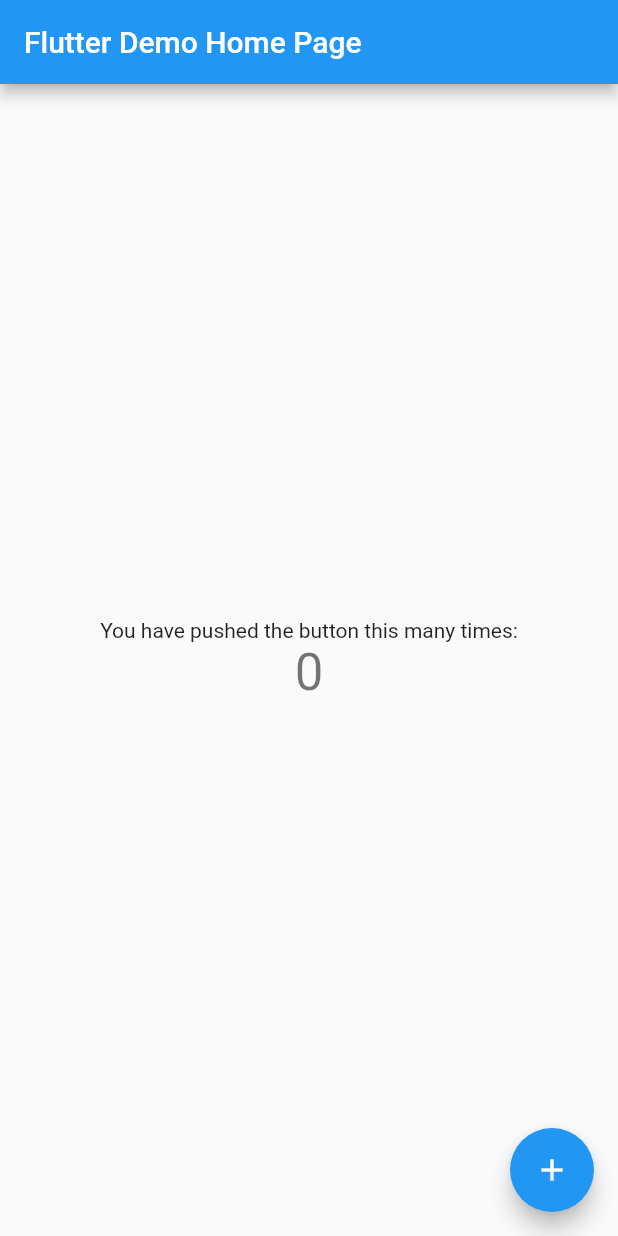
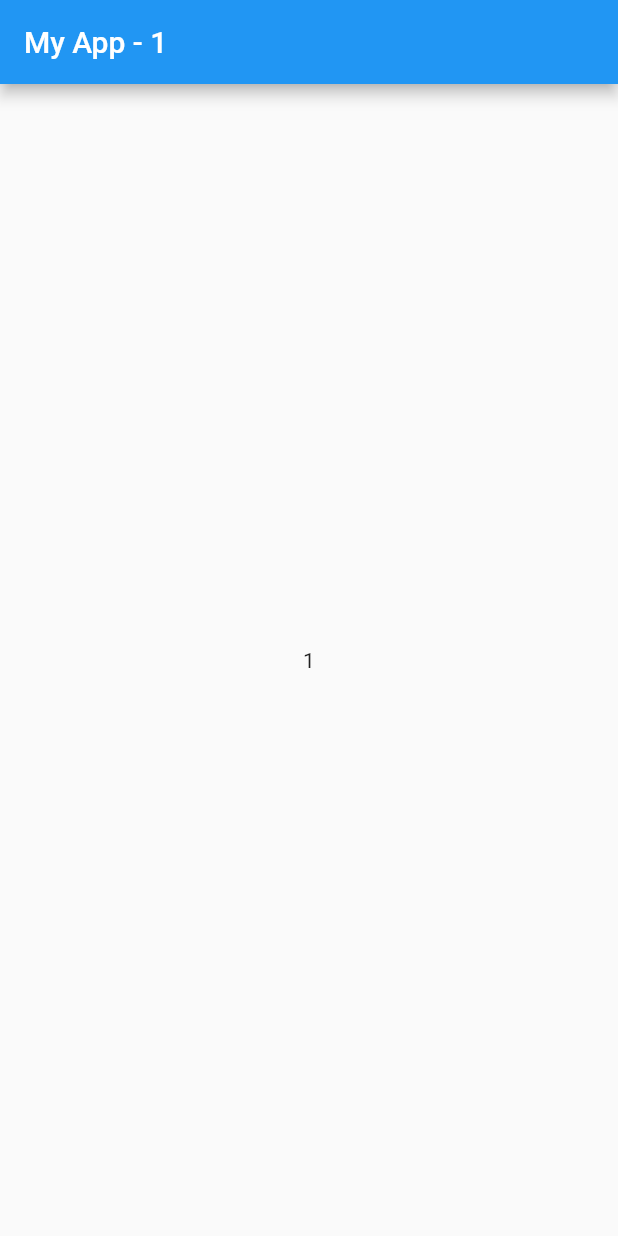
Before and after one commit to jpnurmi/flutter_window_title_issue, a Flutter app: the screen it shows after launch, on a phone screen of 412 x 824 dp. Run offline on Flutter 3.47's test engine with Material 2 defaults, Android fonts, the phone set to English and light mode, and no system bars.

```diff
--- a/lib/main.dart
+++ b/lib/main.dart
@@ -1,115 +1,39 @@
+import 'dart:async';
+
 import 'package:flutter/material.dart';
+import 'package:flutter/services.dart';
+
+const methodChannel = MethodChannel('flutter_window_title_issue');
+
+String formatWindowTitle(String document) {
+  return document.isEmpty ? 'My App' : 'My App - $document';
+}
+
+Future<void> setWindowTitle(String title) {
+  print('setWindowTitle: "$title"');
+  return methodChannel.invokeMethod('setWindowTitle', title);
+}
 
 void main() {
-  runApp(const MyApp());
+  final document = ValueNotifier<String>('');
+
+  Timer.periodic(const Duration(seconds: 1), (timer) async {
+    final name = List.generate(timer.tick % 6, (i) => '${i + 1}').join();
+    document.value = name;
+    setWindowTitle(formatWindowTitle(name));
+  });
+
+  runApp(
+    ValueListenableBuilder<String>(
+      valueListenable: document,
+      builder: (context, value, child) {
+        return MaterialApp(
+          home: Scaffold(
+            appBar: AppBar(title: Text(formatWindowTitle(value))),
+            body: Center(child: Text(value)),
+          ),
+        );
+      },
+    ),
+  );
 }
-
-class MyApp extends StatelessWidget {
-  const MyApp({Key? key}) : super(key: key);
-
-  // This widget is the root of your application.
-  @override
-  Widget build(BuildContext context) {
-    return MaterialApp(
-      title: 'Flutter Demo',
-      theme: ThemeData(
-        // This is the theme of your application.
-        //
-        // Try running your application with "flutter run". You'll see the
-        // application has a blue toolbar. Then, without quitting the app, try
-        // changing the primarySwatch below to Colors.green and then invoke
-        // "hot reload" (press "r" in the console where you ran "flutter run",
-        // or simply save your changes to "hot reload" in a Flutter IDE).
-        // Notice that the counter didn't reset back to zero; the application
-        // is not restarted.
-        primarySwatch: Colors.blue,
-      ),
-      home: const MyHomePage(title: 'Flutter Demo Home Page'),
-    );
-  }
-}
-
-class MyHomePage extends StatefulWidget {
-  const MyHomePage({Key? key, required this.title}) : super(key: key);
-
-  // This widget is the home page of your application. It is stateful, meaning
-  // that it has a State object (defined below) that contains fields that affect
-  // how it looks.
-
-  // This class is the configuration for the state. It holds the values (in this
-  // case the title) provided by the parent (in this case the App widget) and
-  // used by the build method of the State. Fields in a Widget subclass are
-  // always marked "final".
-
-  final String title;
-
-  @override
-  State<MyHomePage> createState() => _MyHomePageState();
-}
-
-class _MyHomePageState extends State<MyHomePage> {
-  int _counter = 0;
-
-  void _incrementCounter() {
-    setState(() {
-      // This call to setState tells the Flutter framework that something has
-      // changed in this State, which causes it to rerun the build method below
-      // so that the display can reflect the updated values. If we changed
-      // _counter without calling setState(), then the build method would not be
-      // called again, and so nothing would appear to happen.
-      _counter++;
-    });
-  }
-
-  @override
-  Widget build(BuildContext context) {
-    // This method is rerun every time setState is called, for instance as done
-    // by the _incrementCounter method above.
-    //
-    // The Flutter framework has been optimized to make rerunning build methods
-    // fast, so that you can just rebuild anything that needs updating rather
-    // than having to individually change instances of widgets.
-    return Scaffold(
-      appBar: AppBar(
-        // Here we take the value from the MyHomePage object that was created by
-        // the App.build method, and use it to set our appbar title.
-        title: Text(widget.title),
-      ),
-      body: Center(
-        // Center is a layout widget. It takes a single child and positions it
-        // in the middle of the parent.
-        child: Column(
-          // Column is also a layout widget. It takes a list of children and
-          // arranges them vertically. By default, it sizes itself to fit its
-          // children horizontally, and tries to be as tall as its parent.
-          //
-          // Invoke "debug painting" (press "p" in the console, choose the
-          // "Toggle Debug Paint" action from the Flutter Inspector in Android
-          // Studio, or the "Toggle Debug Paint" command in Visual Studio Code)
-          // to see the wireframe for each widget.
-          //
-          // Column has various properties to control how it sizes itself and
-          // how it positions its children. Here we use mainAxisAlignment to
-          // center the children vertically; the main axis here is the vertical
-          // axis because Columns are vertical (the cross axis would be
-          // horizontal).
-          mainAxisAlignment: MainAxisAlignment.center,
-          children: <Widget>[
-            const Text(
-              'You have pushed the button this many times:',
-            ),
-            Text(
-              '$_counter',
-              style: Theme.of(context).textTheme.headline4,
-            ),
-          ],
-        ),
-      ),
-      floatingActionButton: FloatingActionButton(
-        onPressed: _incrementCounter,
-        tooltip: 'Increment',
-        child: const Icon(Icons.add),
-      ), // This trailing comma makes auto-formatting nicer for build methods.
-    );
-  }
-}
```
Also changed, not shown: 2 other files.
